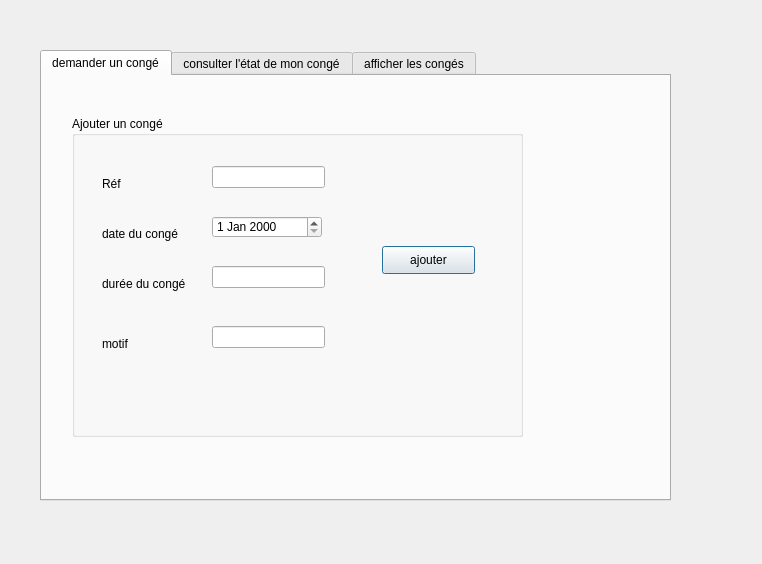
Qt form gestion_cong.ui (loremipsum2A/Smart_Wedding_2A10) before a commit.
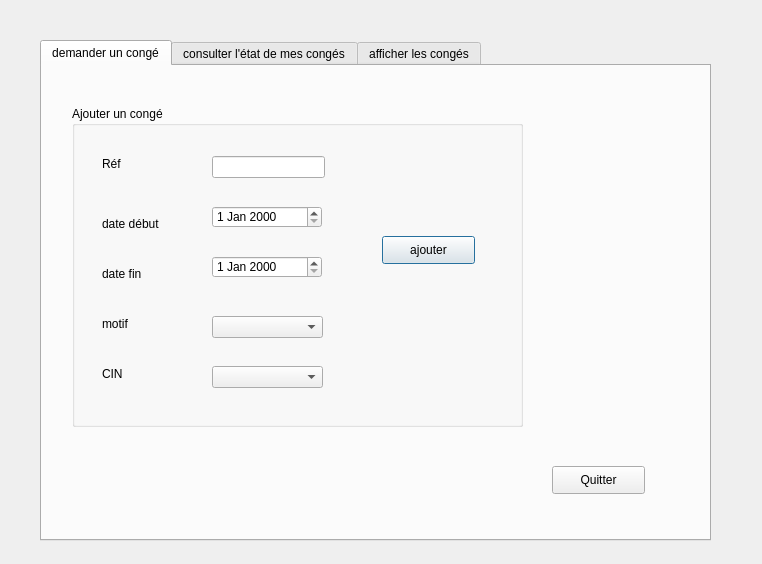
The same form after that commit. The open tabs and pages were chosen to show the change.

```diff
--- a/gestion_cong.ui
+++ b/gestion_cong.ui
@@ -17,11 +17,14 @@
    <property name="geometry">
     <rect>
      <x>40</x>
-     <y>50</y>
-     <width>631</width>
-     <height>451</height>
+     <y>40</y>
+     <width>671</width>
+     <height>501</height>
     </rect>
    </property>
+   <property name="styleSheet">
+    <string notr="true"/>
+   </property>
    <property name="currentIndex">
     <number>2</number>
    </property>
@@ -38,6 +41,9 @@
        <height>321</height>
       </rect>
      </property>
+     <property name="styleSheet">
+      <string notr="true"/>
+     </property>
      <property name="title">
       <string>Ajouter un congé</string>
      </property>
@@ -45,11 +51,14 @@
       <property name="geometry">
        <rect>
         <x>30</x>
-        <y>60</y>
+        <y>50</y>
         <width>55</width>
         <height>16</height>
        </rect>
       </property>
+      <property name="styleSheet">
+       <string notr="true"/>
+      </property>
       <property name="text">
        <string>Réf</string>
       </property>
@@ -63,8 +72,11 @@
         <height>16</height>
        </rect>
       </property>
+      <property name="styleSheet">
+       <string notr="true"/>
+      </property>
       <property name="text">
-       <string>date du congé</string>
+       <string>date début</string>
       </property>
      </widget>
      <widget class="QLabel" name="label_3">
@@ -76,19 +88,25 @@
         <height>16</height>
        </rect>
       </property>
+      <property name="styleSheet">
+       <string notr="true"/>
+      </property>
       <property name="text">
-       <string>durée du congé</string>
+       <string>date fin</string>
       </property>
      </widget>
      <widget class="QLabel" name="label_4">
       <property name="geometry">
        <rect>
         <x>30</x>
-        <y>220</y>
+        <y>210</y>
         <width>55</width>
         <height>16</height>
        </rect>
       </property>
+      <property name="styleSheet">
+       <string notr="true"/>
+      </property>
       <property name="text">
        <string>motif </string>
       </property>
@@ -113,26 +131,6 @@
        </rect>
       </property>
      </widget>
-     <widget class="QLineEdit" name="duree_ajouter">
-      <property name="geometry">
-       <rect>
-        <x>140</x>
-        <y>150</y>
-        <width>113</width>
-        <height>22</height>
-       </rect>
-      </property>
-     </widget>
-     <widget class="QLineEdit" name="motif_ajouter">
-      <property name="geometry">
-       <rect>
-        <x>140</x>
-        <y>210</y>
-        <width>113</width>
-        <height>22</height>
-       </rect>
-      </property>
-     </widget>
      <widget class="QPushButton" name="pushButton">
       <property name="geometry">
        <rect>
@@ -142,15 +140,80 @@
         <height>28</height>
        </rect>
       </property>
+      <property name="styleSheet">
+       <string notr="true"/>
+      </property>
       <property name="text">
        <string>ajouter</string>
       </property>
      </widget>
+     <widget class="QLabel" name="label_9">
+      <property name="geometry">
+       <rect>
+        <x>30</x>
+        <y>260</y>
+        <width>55</width>
+        <height>16</height>
+       </rect>
+      </property>
+      <property name="styleSheet">
+       <string notr="true"/>
+      </property>
+      <property name="text">
+       <string>CIN</string>
+      </property>
+     </widget>
+     <widget class="QComboBox" name="comboBox_CIN">
+      <property name="geometry">
+       <rect>
+        <x>140</x>
+        <y>260</y>
+        <width>111</width>
+        <height>22</height>
+       </rect>
+      </property>
+     </widget>
+     <widget class="QDateEdit" name="datecong2">
+      <property name="geometry">
+       <rect>
+        <x>140</x>
+        <y>150</y>
+        <width>110</width>
+        <height>22</height>
+       </rect>
+      </property>
+     </widget>
+     <widget class="QComboBox" name="comboBox_motif">
+      <property name="geometry">
+       <rect>
+        <x>140</x>
+        <y>210</y>
+        <width>111</width>
+        <height>22</height>
+       </rect>
+      </property>
+     </widget>
+    </widget>
+    <widget class="QPushButton" name="pushButton_3">
+     <property name="geometry">
+      <rect>
+       <x>510</x>
+       <y>400</y>
+       <width>93</width>
+       <height>28</height>
+      </rect>
+     </property>
+     <property name="styleSheet">
+      <string notr="true"/>
+     </property>
+     <property name="text">
+      <string>Quitter</string>
+     </property>
     </widget>
    </widget>
    <widget class="QWidget" name="tab_3">
     <attribute name="title">
-     <string>consulter l'état de mon congé</string>
+     <string>consulter l'état de mes congés</string>
     </attribute>
     <widget class="QGroupBox" name="groupBox_2">
      <property name="geometry">
@@ -203,18 +266,8 @@
      <widget class="QLineEdit" name="etat_consulter">
       <property name="geometry">
        <rect>
-        <x>110</x>
-        <y>140</y>
-        <width>113</width>
-        <height>22</height>
-       </rect>
-      </property>
-     </widget>
-     <widget class="QPushButton" name="pushButton_3">
-      <property name="geometry">
-       <rect>
-        <x>260</x>
-        <y>50</y>
+        <x>290</x>
+        <y>30</y>
         <width>93</width>
         <height>28</height>
        </rect>
```
Left out of the diff: 178 changed lines with no effect on the pictures.
